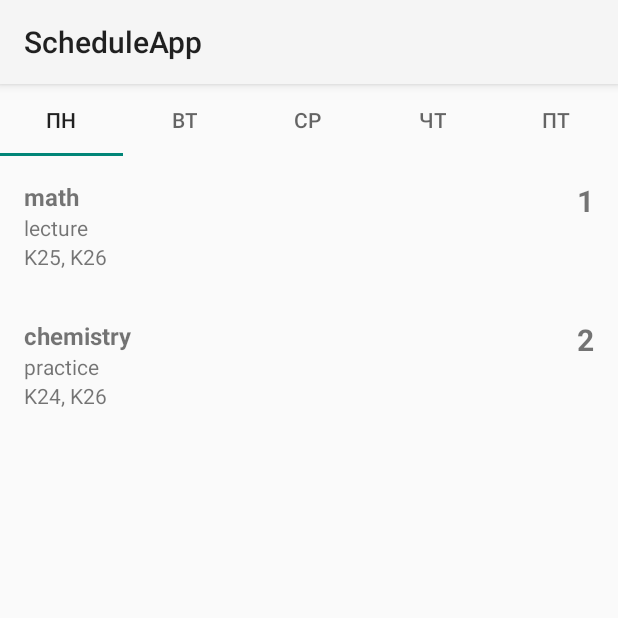
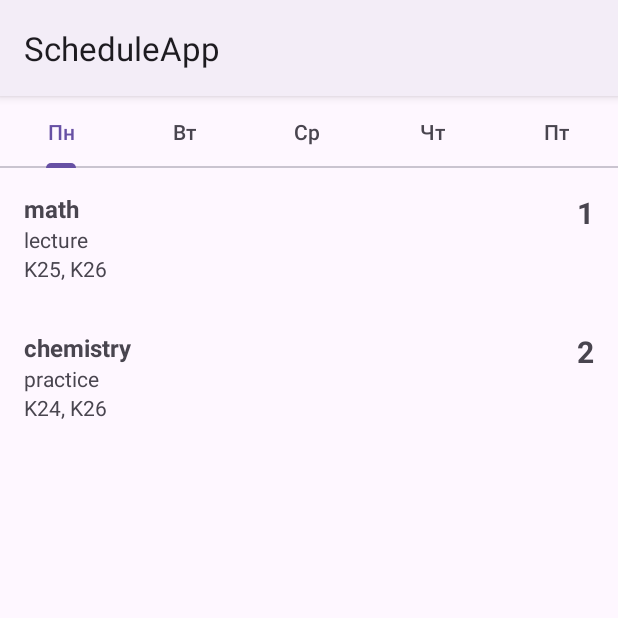
Before and after one commit to taras-overmind/ScheduleAppClient, an Android app: the screen it shows after launch (MainActivity), on a phone screen of 412 x 824 dp, the top half of it. Run offline under Robolectric (Android 15) with nearby library versions, the phone set to English and light mode, and no system bars; 1 statement that could not run was skipped.

```diff
--- a/app/src/main/AndroidManifest.xml
+++ b/app/src/main/AndroidManifest.xml
@@ -14,7 +14,7 @@
         android:label="@string/app_name"
         android:roundIcon="@mipmap/ic_launcher_round"
         android:supportsRtl="true"
-        android:theme="@style/Theme.AppCompat.Light"
+        android:theme="@style/Theme.Material3.Light"
         tools:targetApi="31">
         <activity
             android:name=".LecturerActivity"
--- a/app/src/main/java/com/taras_overmind/scheduleApp/LecturerActivity.java
+++ b/app/src/main/java/com/taras_overmind/scheduleApp/LecturerActivity.java
@@ -46,8 +46,8 @@ public class LecturerActivity extends AppCompatActivity {
                 Toast.makeText(LecturerActivity.this, call.toString(), Toast.LENGTH_SHORT).show();
                 System.out.println(call);
                 ArrayList<LecturerAppointmentDTO> list1 = new ArrayList<>();
-                list1.add(new LecturerAppointmentDTO("1", "math", "lecture", "K25, K26"));
-                list1.add(new LecturerAppointmentDTO("2", "chemistry", "practice", "K24, K26"));
+                list1.add(new LecturerAppointmentDTO("1", "math", "lecture", "K25, K26", "google.com/"));
+                list1.add(new LecturerAppointmentDTO("2", "chemistry", "practice", "K24, K26", "google.com/"));
                 populateListView(list1);
             }
         });
--- a/app/src/main/java/com/taras_overmind/scheduleApp/MondayFragment.java
+++ b/app/src/main/java/com/taras_overmind/scheduleApp/MondayFragment.java
@@ -48,13 +48,13 @@ public class MondayFragment extends Fragment {
         v=inflater.inflate(R.layout.fragment_monday, container, false);
         recyclerView=v.findViewById(R.id.lecturerAppointmentList_recyclerView);
         recyclerView.setLayoutManager(new LinearLayoutManager(getActivity()));
-        loadAppointments();
+        RetrofitService retrofitService=new RetrofitService();
+        loadAppointments(retrofitService);
         return v;
     }
 
 
-    private void loadAppointments() {
-        RetrofitService retrofitService = new RetrofitService();
+    private void loadAppointments(RetrofitService retrofitService) {
         LecturerAPI lecturerAPI = retrofitService.getRetrofit().create(LecturerAPI.class);
         lecturerAPI.getLecturerAppointment().enqueue(new Callback<List<LecturerAppointmentDTO>>() {
             @Override
@@ -65,11 +65,9 @@ public class MondayFragment extends Fragment {
             @Override
             public void onFailure(Call<List<LecturerAppointmentDTO>> call, Throwable t) {
                 Toast.makeText(getActivity(), call.toString(), Toast.LENGTH_SHORT).show();
-                System.out.println(call);
-                System.err.println(call);
                 ArrayList<LecturerAppointmentDTO> list1 = new ArrayList<>();
-                list1.add(new LecturerAppointmentDTO("1", "math", "lecture", "K25, K26"));
-                list1.add(new LecturerAppointmentDTO("2", "chemistry", "practice", "K24, K26"));
+                list1.add(new LecturerAppointmentDTO("1", "math", "lecture", "K25, K26", "google.com/"));
+                list1.add(new LecturerAppointmentDTO("2", "chemistry", "practice", "K24, K26", "google.com/"));
                 populateListView(list1);
             }
         });
--- a/app/src/main/java/com/taras_overmind/scheduleApp/adapter/LecturerAppointmentAdapter.java
+++ b/app/src/main/java/com/taras_overmind/scheduleApp/adapter/LecturerAppointmentAdapter.java
@@ -6,6 +6,7 @@ import android.net.Uri;
 import android.view.LayoutInflater;
 import android.view.View;
 import android.view.ViewGroup;
+import android.widget.TextView;
 import android.widget.Toast;
 
 
@@ -22,6 +23,7 @@ public class LecturerAppointmentAdapter extends RecyclerView.Adapter<LecturerApp
 
     private final List<LecturerAppointmentDTO> list;
     private Dialog dialog;
+    private String link;
 
     public LecturerAppointmentAdapter(List<LecturerAppointmentDTO> list) {
         this.list = list;
@@ -32,20 +34,28 @@ public class LecturerAppointmentAdapter extends RecyclerView.Adapter<LecturerApp
     public LecturerAppointmentHolder onCreateViewHolder(@NonNull ViewGroup parent, int viewType) {
         View view = LayoutInflater.from(parent.getContext())
                 .inflate(R.layout.list_lecturer_appointment_item, parent, false);
-        LecturerAppointmentHolder holder = new LecturerAppointmentHolder(view);
+        final LecturerAppointmentHolder holder = new LecturerAppointmentHolder(view);
 
         dialog=new Dialog(parent.getContext());
         dialog.setContentView(R.layout.dialog_link);
+//        System.out.println(i);
+//            link=list.get(holder.getAdapterPosition()).getLink();
         dialog.findViewById(R.id.linkTextView).setOnClickListener(v -> {
             Intent intent = new Intent(Intent.ACTION_VIEW);
-            intent.setData(Uri.parse("http://meet.google.com/yug-etcv-erx"));
+            intent.setData(Uri.parse(link));
             v.getContext().startActivity(intent);
+
         });
 
 
+        holder.item_appointment.setOnClickListener(
+                v ->{
+                        dialog.show();
+                        link=list.get(holder.getAdapterPosition()).getLink();
+                }
+//                Toast.makeText(parent.getContext(), list.get(2).getLink(), Toast.LENGTH_SHORT).show()
 
-        holder.item_appointment.setOnClickListener(
-                v -> dialog.show());
+        );
         return holder;
     }
 
--- a/app/src/main/java/com/taras_overmind/scheduleApp/model/dto/LecturerAppointmentDTO.java
+++ b/app/src/main/java/com/taras_overmind/scheduleApp/model/dto/LecturerAppointmentDTO.java
@@ -4,11 +4,12 @@ import lombok.Data;
 
 
 public class LecturerAppointmentDTO {
-    public LecturerAppointmentDTO(String number, String subject, String subject_type, String groups) {
+    public LecturerAppointmentDTO(String number, String subject, String subject_type, String groups, String link) {
         this.number = number;
         this.subject = subject;
         this.subject_type = subject_type;
         this.groups = groups;
+        this.link=link;
     }
 
     private String number;
@@ -16,6 +17,15 @@ public class LecturerAppointmentDTO {
     private String subject_type;
     private String groups;
 
+    public String getLink() {
+        return link;
+    }
+
+    public void setLink(String link) {
+        this.link = link;
+    }
+
+    private String link;
     public String getNumber() {
         return number;
     }
```
